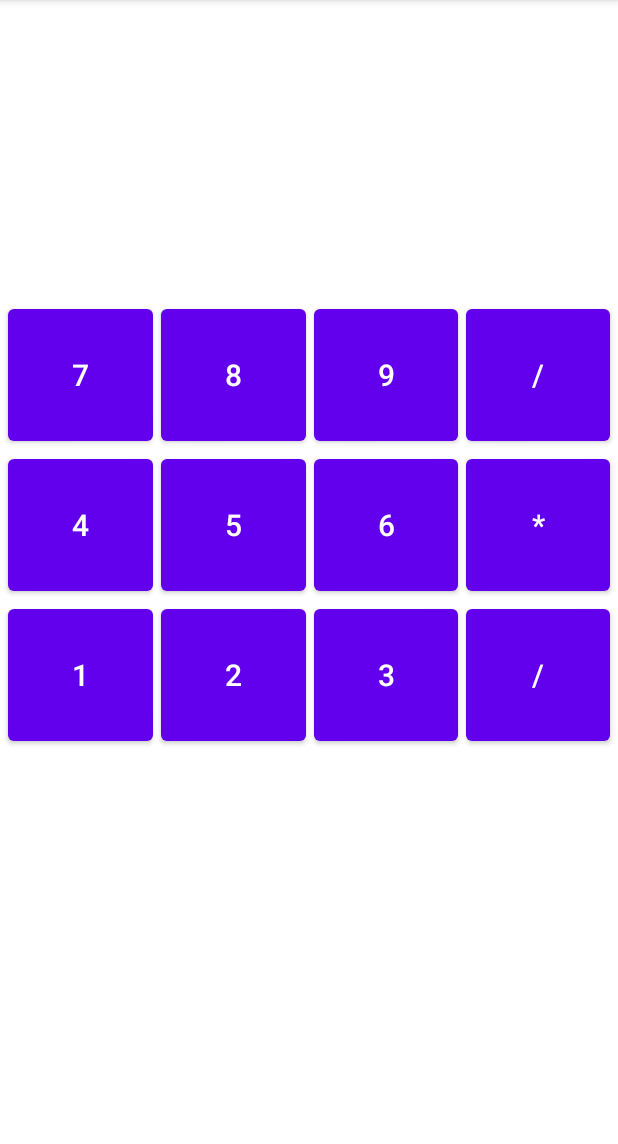
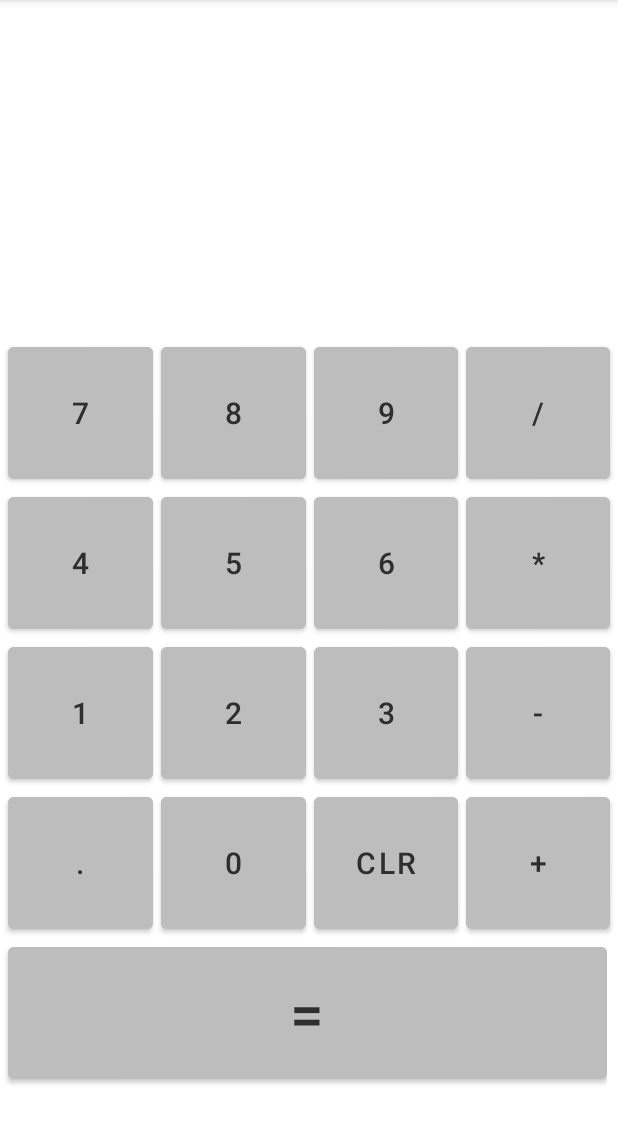
Before and after one commit to Sundaram-sharma/Calculator, an Android app: the screen it shows after launch (MainActivity), on a phone screen of 412 x 824 dp, the part 84-1228 px from its top. Run offline under Robolectric (Android 15) with nearby library versions, the phone set to English and light mode, and no system bars.

Commit message:
update UI 1

```diff
--- a/app/src/main/res/layout/activity_main.xml
+++ b/app/src/main/res/layout/activity_main.xml
@@ -9,7 +9,7 @@
 
     <LinearLayout
         android:layout_width="match_parent"
-        android:layout_height="400dp"
+        android:layout_height="450dp"
         android:layout_weight="1"
         android:orientation="vertical"></LinearLayout>
 
@@ -31,8 +31,9 @@
                 android:layout_weight="1"
                 android:layout_marginStart="5dp"
                 android:textSize="20dp"
-
-                android:text="7" />
+                android:backgroundTint="@color/grayCustom"
+                android:textColor="@color/textGrayCustom"
+                android:text="@string/numberSeven" />
             <Button
                 android:id="@+id/btn8"
                 android:layout_width="100dp"
@@ -40,8 +41,9 @@
                 android:layout_weight="1"
                 android:layout_marginStart="5dp"
                 android:textSize="20dp"
-
-                android:text="8" />
+                android:backgroundTint="@color/grayCustom"
+                android:textColor="@color/textGrayCustom"
+                android:text="@string/numberEight" />
             <Button
                 android:id="@+id/btn9"
                 android:layout_width="100dp"
@@ -49,8 +51,9 @@
                 android:layout_weight="1"
                 android:textSize="20dp"
                 android:layout_marginStart="5dp"
-
-                android:text="9" />
+                android:backgroundTint="@color/grayCustom"
+                android:textColor="@color/textGrayCustom"
+                android:text="@string/numberNine" />
             <Button
                 android:id="@+id/btnDivide"
                 android:layout_width="100dp"
@@ -59,7 +62,9 @@
                 android:textSize="20dp"
                 android:layout_marginStart="5dp"
                 android:layout_marginEnd="5dp"
-                android:text="/" />
+                android:backgroundTint="@color/grayCustom"
+                android:textColor="@color/textGrayCustom"
+                android:text="@string/signDivide" />
 
 
         </LinearLayout>
@@ -75,8 +80,9 @@
                 android:layout_weight="1"
                 android:layout_marginStart="5dp"
                 android:textSize="20dp"
-
-                android:text="4" />
+                android:backgroundTint="@color/grayCustom"
+                android:textColor="@color/textGrayCustom"
+                android:text="@string/numberFour" />
             <Button
                 android:id="@+id/btn5"
                 android:layout_width="100dp"
@@ -84,8 +90,9 @@
                 android:layout_weight="1"
                 android:layout_marginStart="5dp"
                 android:textSize="20dp"
-
-                android:text="5" />
+                android:backgroundTint="@color/grayCustom"
+                android:textColor="@color/textGrayCustom"
+                android:text="@string/numberFive" />
             <Button
                 android:id="@+id/btn6"
                 android:layout_width="100dp"
@@ -93,8 +100,9 @@
                 android:layout_weight="1"
                 android:textSize="20dp"
                 android:layout_marginStart="5dp"
-
-                android:text="6" />
+                android:backgroundTint="@color/grayCustom"
+                android:textColor="@color/textGrayCustom"
+                android:text="@string/numberSix" />
             <Button
                 android:id="@+id/btnMultiply"
                 android:layout_width="100dp"
@@ -102,14 +110,16 @@
                 android:layout_weight="1"
                 android:textSize="20dp"
                 android:layout_marginStart="5dp"
+                android:backgroundTint="@color/grayCustom"
+                android:textColor="@color/textGrayCustom"
                 android:layout_marginEnd="5dp"
-                android:text="*" />
+                android:text="@string/signMultiply" />
 
 
         </LinearLayout>
         <LinearLayout
-            android:layout_width="match_parent"
-            android:layout_height="match_parent"
+            android:layout_width="wrap_content"
+            android:layout_height="wrap_content"
             android:orientation="horizontal">
 
             <Button
@@ -119,8 +129,9 @@
                 android:layout_weight="1"
                 android:layout_marginStart="5dp"
                 android:textSize="20dp"
-
-                android:text="1" />
+                android:backgroundTint="@color/grayCustom"
+                android:textColor="@color/textGrayCustom"
+                android:text="@string/numberOne" />
             <Button
                 android:id="@+id/btn2"
                 android:layout_width="100dp"
@@ -128,8 +139,9 @@
                 android:layout_weight="1"
                 android:layout_marginStart="5dp"
                 android:textSize="20dp"
-
-                android:text="2" />
+                android:backgroundTint="@color/grayCustom"
+                android:textColor="@color/textGrayCustom"
+                android:text="@string/numberTwo" />
             <Button
                 android:id="@+id/btn3"
                 android:layout_width="100dp"
@@ -137,61 +149,88 @@
                 android:layout_weight="1"
                 android:textSize="20dp"
                 android:layout_marginStart="5dp"
-
-                android:text="3" />
+                android:backgroundTint="@color/grayCustom"
+                android:textColor="@color/textGrayCustom"
+                android:text="@string/numberThree" />
             <Button
-                android:id="@+id/btnDivide"
+                android:id="@+id/btnMinus"
                 android:layout_width="100dp"
                 android:layout_height="100dp"
                 android:layout_weight="1"
                 android:textSize="20dp"
                 android:layout_marginStart="5dp"
                 android:layout_marginEnd="5dp"
-                android:text="/" />
+                android:backgroundTint="@color/grayCustom"
+                android:textColor="@color/textGrayCustom"
+                android:text="@string/signMinus" />
 
 
         </LinearLayout>
         <LinearLayout
-            android:layout_width="match_parent"
-            android:layout_height="match_parent"
+            android:layout_width="wrap_content"
+            android:layout_height="wrap_content"
             android:orientation="horizontal">
 
             <Button
-                android:id="@+id/btn7"
+                android:id="@+id/btnDot"
                 android:layout_width="100dp"
                 android:layout_height="100dp"
                 android:layout_weight="1"
                 android:layout_marginStart="5dp"
-
-
-                android:text="7" />
+                android:textSize="20dp"
+                android:backgroundTint="@color/grayCustom"
+                android:textColor="@color/textGrayCustom"
+                android:text="@string/signDot" />
             <Button
-                android:id="@+id/btn8"
+                android:id="@+id/btnZero"
                 android:layout_width="100dp"
                 android:layout_height="100dp"
                 android:layout_weight="1"
                 android:layout_marginStart="5dp"
-
-
-                android:text="8" />
+                android:textSize="20dp"
+                android:backgroundTint="@color/grayCustom"
+                android:textColor="@color/textGrayCustom"
+                android:text="@string/numberZero" />
             <Button
-                android:id="@+id/btn9"
+                android:id="@+id/btnCLR"
                 android:layout_width="100dp"
                 android:layout_height="100dp"
                 android:layout_weight="1"
-
+                android:textSize="20dp"
                 android:layout_marginStart="5dp"
-
-                android:text="9" />
+                android:backgroundTint="@color/grayCustom"
+                android:textColor="@color/textGrayCustom"
+                android:text="@string/signCLR" />
             <Button
-                android:id="@+id/btnDivide"
+                android:id="@+id/btnPlus"
                 android:layout_width="100dp"
                 android:layout_height="100dp"
                 android:layout_weight="1"
-
+                android:textSize="20dp"
                 android:layout_marginStart="5dp"
                 android:layout_marginEnd="5dp"
-                android:text="/" />
+                android:backgroundTint="@color/grayCustom"
+                android:textColor="@color/textGrayCustom"
+                android:text="@string/signPlus" />
+
+
+        </LinearLayout>
+        <LinearLayout
+            android:layout_width="wrap_content"
+            android:layout_height="wrap_content"
+            android:orientation="horizontal">
+
+            <Button
+                android:id="@+id/btnEqual"
+                android:layout_width="399dp"
+                android:layout_height="100dp"
+                android:layout_marginStart="5dp"
+                android:backgroundTint="@color/grayCustom"
+                android:text="@string/signEquals"
+                android:textColor="@color/textGrayCustom"
+                android:textSize="40dp" />
+
+
 
 
         </LinearLayout>
--- a/app/src/main/res/values/colors.xml
+++ b/app/src/main/res/values/colors.xml
@@ -7,4 +7,6 @@
     <color name="teal_700">#FF018786</color>
     <color name="black">#FF000000</color>
     <color name="white">#FFFFFFFF</color>
+    <color name="grayCustom">#bdbdbd</color>
+    <color name="textGrayCustom">#2e2e2e</color>
 </resources>
--- a/app/src/main/res/values/strings.xml
+++ b/app/src/main/res/values/strings.xml
@@ -1,3 +1,20 @@
 <resources>
     <string name="app_name">Calculator</string>
+    <string name="numberOne">1</string>
+    <string name="numberTwo">2</string>
+    <string name="numberThree">3</string>
+    <string name="numberFour">4</string>
+    <string name="numberFive">5</string>
+    <string name="numberSix">6</string>
+    <string name="numberSeven">7</string>
+    <string name="numberEight">8</string>
+    <string name="numberNine">9</string>
+    <string name="numberZero">0</string>
+    <string name="signMultiply">*</string>
+    <string name="signDivide">/</string>
+    <string name="signMinus">-</string>
+    <string name="signPlus">+</string>
+    <string name="signEquals">=</string>
+    <string name="signCLR">CLR</string>
+    <string name="signDot">.</string>
 </resources>
```
